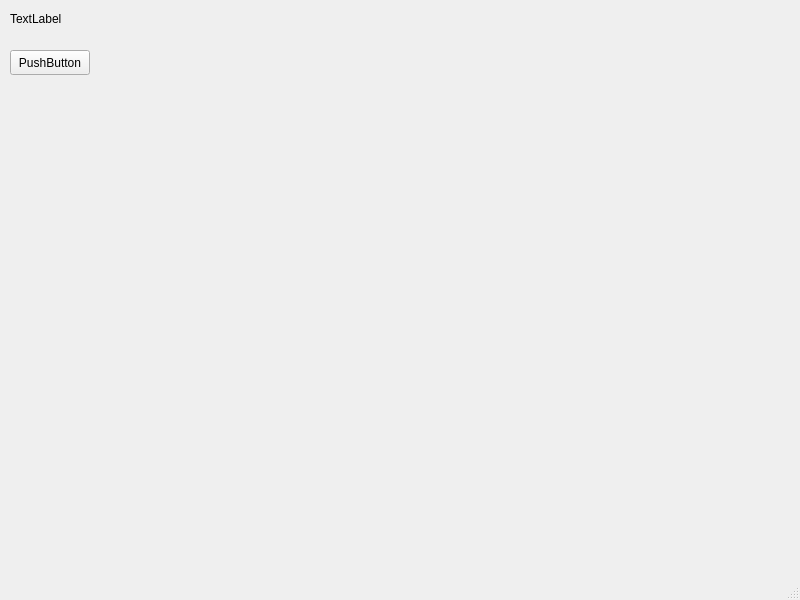
First picture: the form in mainwindow.ui, repository Vitozz/idletest, before the edit.
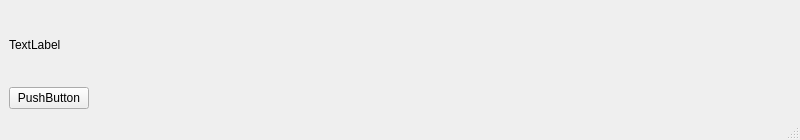
Second picture: the form after the edit.

```diff
--- a/mainwindow.ui
+++ b/mainwindow.ui
@@ -7,39 +7,46 @@
     <x>0</x>
     <y>0</y>
     <width>800</width>
-    <height>600</height>
+    <height>140</height>
    </rect>
   </property>
   <property name="windowTitle">
    <string>MainWindow</string>
   </property>
   <widget class="QWidget" name="centralwidget">
+   <layout class="QVBoxLayout" name="verticalLayout">
+    <item>
    <widget class="QLabel" name="label">
-    <property name="geometry">
-     <rect>
-      <x>10</x>
-      <y>10</y>
-      <width>51</width>
-      <height>17</height>
-     </rect>
-    </property>
     <property name="text">
      <string>TextLabel</string>
     </property>
    </widget>
+    </item>
+    <item>
+     <layout class="QHBoxLayout" name="horizontalLayout">
+      <item>
    <widget class="QPushButton" name="pushButton">
-    <property name="geometry">
-     <rect>
-      <x>10</x>
-      <y>50</y>
-      <width>80</width>
-      <height>25</height>
-     </rect>
-    </property>
     <property name="text">
      <string>PushButton</string>
     </property>
    </widget>
+      </item>
+      <item>
+       <spacer name="horizontalSpacer_2">
+        <property name="orientation">
+         <enum>Qt::Horizontal</enum>
+        </property>
+        <property name="sizeHint" stdset="0">
+         <size>
+          <width>40</width>
+          <height>20</height>
+         </size>
+        </property>
+       </spacer>
+      </item>
+     </layout>
+    </item>
+   </layout>
   </widget>
   <widget class="QMenuBar" name="menubar">
    <property name="geometry">
```
Lines whose indentation alone changed are shown as unchanged.
